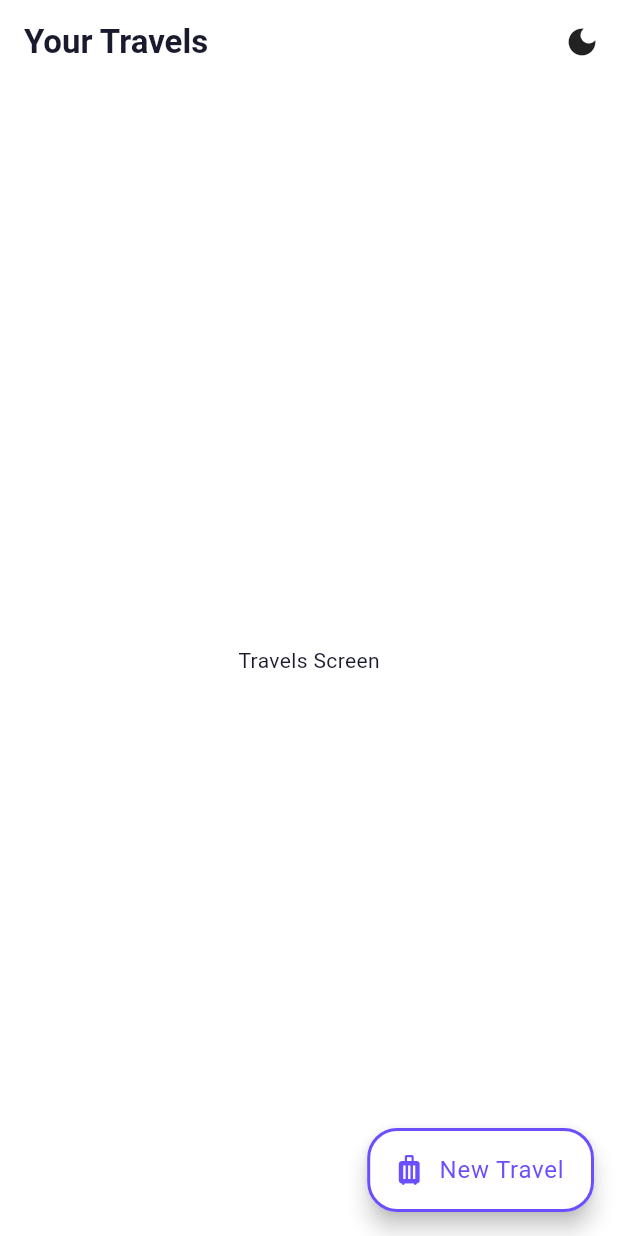
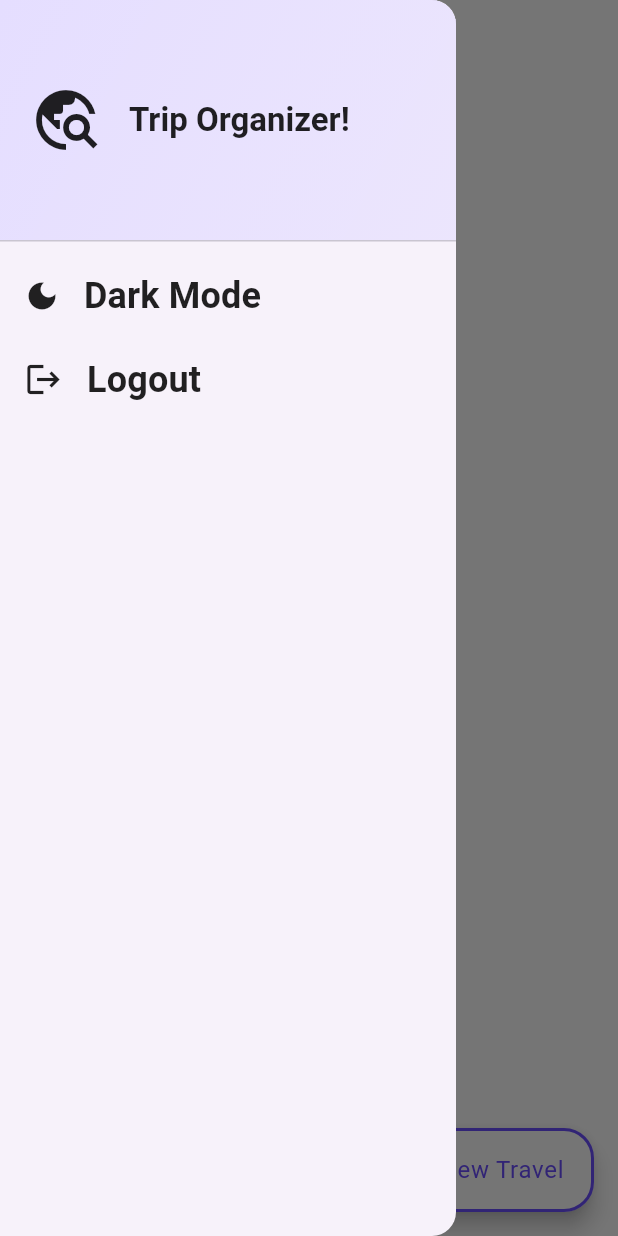
Before and after one commit to kroxon/trip_organizer, a Flutter app: the screen it shows once a user with an empty profile is signed in, with the side drawer open (before the commit the screen has no drawer), on a phone screen of 412 x 824 dp. Run offline on Flutter 3.47's test engine with Material 3 defaults, Android fonts, the phone set to English and light mode, and no system bars; our stand-ins replace firebase_auth, firebase_core, flutter_riverpod, google_fonts, google_sign_in, sign_in_button; accounts and stored records are empty; generated files the repository leaves out were written again.

Commit message:
Create drawer and basc models
Created drawer with theme functionality and logout button.
Designed models for trip, itinerary item, and checklist item.

```diff
--- /dev/null
+++ b/lib/models/checklist_item.dart
@@ -0,0 +1,6 @@
+class ChecklistItem {
+  final String name;
+  bool isChecked;
+
+  ChecklistItem({required this.name, this.isChecked = false});
+}
--- /dev/null
+++ b/lib/models/itinerary_item.dart
@@ -0,0 +1,19 @@
+class ItineraryItem {
+  final String place;
+  final DateTime date;
+  final List<String>? ticketUrls;
+  final String? notes;
+  final String? googleMapsUrl;
+  final List<String>? links;
+  final String? weather;
+
+  ItineraryItem({
+    required this.place,
+    required this.date,
+    this.ticketUrls,
+    this.notes,
+    this.googleMapsUrl,
+    this.links,
+    this.weather,
+  });
+}
--- /dev/null
+++ b/lib/models/trip.dart
@@ -0,0 +1,23 @@
+import 'package:trip_organizer/models/checklist_item.dart';
+import 'package:trip_organizer/models/itinerary_item.dart';
+
+class Trip {
+  final String title;
+  final List<ChecklistItem> checklist;
+  final DateTime startDate;
+  final String? weather;
+  final List<ItineraryItem> itinerary;
+
+  Trip({
+    required this.title,
+    required this.checklist,
+    required this.startDate,
+    this.weather,
+    required this.itinerary,
+  });
+
+  bool get isChecklistComplete => checklist.every((item) => item.isChecked);
+  int get completedChecklistItems =>
+      checklist.where((item) => item.isChecked).length;
+  int get totalChecklistItems => checklist.length;
+}
--- a/lib/screens/auth_login.dart
+++ b/lib/screens/auth_login.dart
@@ -51,6 +51,7 @@ class _AuthLoginScreenState extends State<AuthLoginScreen> {
       setState(() {
         _isAuthenticating = false;
       });
+      print('Error: $error');
     } finally {
       if (mounted) {
         setState(() {
--- a/lib/screens/splash.dart
+++ b/lib/screens/splash.dart
@@ -6,11 +6,23 @@ class SplashScreen extends StatelessWidget {
   @override
   Widget build(BuildContext context) {
     return Scaffold(
-      appBar: AppBar(
-        title: const Text('FlutterChat'),
-      ),
-      body: const Center(
-        child: Text('Loading...'),
+      body: const Column(
+        mainAxisAlignment: MainAxisAlignment.center,
+        children: [
+          CircularProgressIndicator(
+          color: Colors.white,
+          strokeWidth: 2.0,
+        ),
+          SizedBox(height: 20),
+          Text(
+            'Loading...',
+            style: TextStyle(
+              color: Colors.white,
+              fontSize: 24,
+              fontWeight: FontWeight.bold,
+            ),
+          ),
+        ]
       ),
     );
   }
--- a/lib/screens/travels.dart
+++ b/lib/screens/travels.dart
@@ -1,7 +1,7 @@
 import 'package:flutter/material.dart';
 import 'package:flutter_riverpod/flutter_riverpod.dart';
-import 'package:trip_organizer/providers/theme_provider.dart';
 import 'package:trip_organizer/widgets/floating_action_btn.dart';
+import 'package:trip_organizer/widgets/main_drawer.dart';
 
 class TravelsScreen extends ConsumerStatefulWidget {
   const TravelsScreen({super.key});
@@ -13,26 +13,14 @@ class TravelsScreen extends ConsumerStatefulWidget {
 }
 
 class _TravelsScreenState extends ConsumerState<TravelsScreen> {
-
-
   @override
   Widget build(BuildContext context) {
-    final themeMode = ref.watch(themeProvider);
-    final isDarkMode = themeMode == ThemeMode.dark;
 
     return Scaffold(
-      appBar: AppBar(
-        title: const Text('Your Travels'),
-        actions: [
-          IconButton(
-            icon: Icon(isDarkMode ? Icons.light_mode : Icons.dark_mode),
-            onPressed: () {
-              ref.read(themeProvider.notifier).state =
-                  isDarkMode ? ThemeMode.light : ThemeMode.dark;
-            },
-          ),
+      appBar: AppBar(title: const Text('Your Travels'), actions: [
         ],
       ),
+      drawer: MainDrawer(),
       body: Center(
         child: Text(
           'Travels Screen',
@@ -51,7 +39,8 @@ class _TravelsScreenState extends ConsumerState<TravelsScreen> {
                   color: Theme.of(context).colorScheme.onSurface,
                 ),
               ),
-              backgroundColor: Theme.of(context).colorScheme.surfaceContainerHigh,
+              backgroundColor:
+                  Theme.of(context).colorScheme.surfaceContainerHigh,
             ),
           );
         },
--- /dev/null
+++ b/lib/widgets/main_drawer.dart
@@ -0,0 +1,93 @@
+import 'package:firebase_auth/firebase_auth.dart';
+import 'package:flutter/material.dart';
+import 'package:flutter_riverpod/flutter_riverpod.dart';
+import 'package:trip_organizer/providers/theme_provider.dart';
+
+class MainDrawer extends ConsumerWidget {
+  const MainDrawer({super.key});
+
+  @override
+  Widget build(BuildContext context, WidgetRef ref) {
+    final themeMode = ref.watch(themeProvider);
+    final isDarkMode = themeMode == ThemeMode.dark;
+
+    return Drawer(
+      child: Column(
+        children: [
+          DrawerHeader(
+            padding: const EdgeInsets.all(20),
+            decoration: BoxDecoration(
+              gradient: LinearGradient(
+                colors: [
+                  Theme.of(context).colorScheme.primaryContainer,
+                  Theme.of(context).colorScheme.primaryContainer.withAlpha(160),
+                ],
+                begin: Alignment.topLeft,
+                end: Alignment.bottomRight,
+              ),
+            ),
+            child: Row(
+              children: [
+                Icon(
+                  Icons.travel_explore,
+                  size: 48,
+                  color: Theme.of(context).colorScheme.onSurfaceVariant,
+                ),
+                const SizedBox(width: 18),
+                Text(
+                  'Trip Organizer!',
+                  style: Theme.of(context).textTheme.titleLarge!.copyWith(
+                    color: Theme.of(context).colorScheme.onSurfaceVariant,
+                  ),
+                ),
+              ],
+            ),
+          ),
+          ListTile(
+            leading: Icon(isDarkMode ? Icons.light_mode : Icons.dark_mode),
+            title: Text(
+              isDarkMode ? 'Light Mode' : 'Dark Mode',
+              style: Theme.of(context).textTheme.titleSmall!.copyWith(
+                color: Theme.of(context).colorScheme.onSurfaceVariant,
+                fontSize: 24,
+              ),
+            ),
+            onTap: () {
+              ref.read(themeProvider.notifier).state =
+                  isDarkMode ? ThemeMode.light : ThemeMode.dark;
+            },
+          ),
+          ListTile(
+            leading: Icon(
+              Icons.logout,
+              size: 26,
+              color: Theme.of(context).colorScheme.onSurfaceVariant,
+            ),
+            title: Text(
+              'Logout',
+              style: Theme.of(context).textTheme.titleSmall!.copyWith(
+                color: Theme.of(context).colorScheme.onSurfaceVariant,
+                fontSize: 24,
+              ),
+            ),
+            onTap: () async {
+              await FirebaseAuth.instance.signOut();
+              ScaffoldMessenger.of(context).showSnackBar(
+                SnackBar(
+                  content: Text(
+                    'Logged out successfully!',
+                    style: Theme.of(context).textTheme.bodyMedium!.copyWith(
+                      color: Theme.of(context).colorScheme.onSurface,
+                    ),
+                  ),
+                  backgroundColor:
+                      Theme.of(context).colorScheme.surfaceContainerHigh,
+                ),
+              );
+            },
+          ),
+        ],
+      ),
+    );
+  }
+}
```
